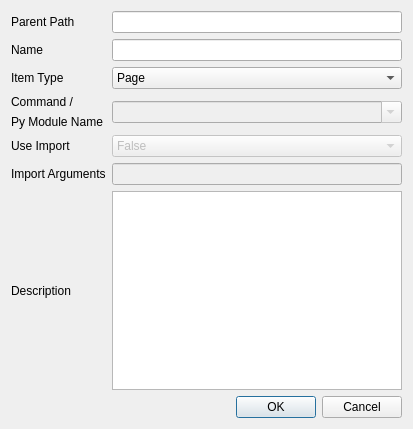
Above: aphla/gui/Qt4Designer_files/ui_launcher_item_properties.ui from NSLS-II/aphla before the change. Below: the same form after it.
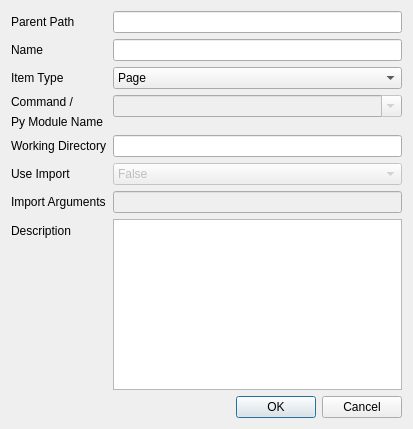
That is the form after the change.

Commit message: adding working directory to launcher properties

```diff
--- a/aphla/gui/Qt4Designer_files/ui_launcher_item_properties.ui
+++ b/aphla/gui/Qt4Designer_files/ui_launcher_item_properties.ui
@@ -13,7 +13,7 @@
   <property name="windowTitle">
    <string>Properties</string>
   </property>
-  <layout class="QGridLayout" name="gridLayout">
+  <layout class="QFormLayout" name="formLayout">
    <item row="0" column="0">
     <widget class="QLabel" name="label_7">
      <property name="text">
@@ -96,13 +96,23 @@
     </widget>
    </item>
    <item row="4" column="0">
+    <widget class="QLabel" name="label_9">
+     <property name="text">
+      <string>Working Directory</string>
+     </property>
+    </widget>
+   </item>
+   <item row="4" column="1">
+    <widget class="QLineEdit" name="lineEdit_workingDir"/>
+   </item>
+   <item row="5" column="0">
     <widget class="QLabel" name="label_4">
      <property name="text">
       <string>Use Import</string>
      </property>
     </widget>
    </item>
-   <item row="4" column="1">
+   <item row="5" column="1">
     <widget class="QComboBox" name="comboBox_useImport">
      <property name="enabled">
       <bool>false</bool>
@@ -122,28 +132,28 @@
      </item>
     </widget>
    </item>
-   <item row="5" column="0">
+   <item row="6" column="0">
     <widget class="QLabel" name="label_3">
      <property name="text">
       <string>Import Arguments</string>
      </property>
     </widget>
    </item>
-   <item row="5" column="1">
+   <item row="6" column="1">
     <widget class="QLineEdit" name="lineEdit_importArgs">
      <property name="enabled">
       <bool>false</bool>
      </property>
     </widget>
    </item>
-   <item row="6" column="0">
+   <item row="7" column="0">
     <widget class="QLabel" name="label_8">
      <property name="text">
       <string>Description</string>
      </property>
     </widget>
    </item>
-   <item row="6" column="1">
+   <item row="7" column="1">
     <widget class="QPlainTextEdit" name="plainTextEdit_description">
      <property name="minimumSize">
       <size>
@@ -153,7 +163,7 @@
      </property>
     </widget>
    </item>
-   <item row="7" column="0" colspan="2">
+   <item row="8" column="0" colspan="2">
     <widget class="QDialogButtonBox" name="buttonBox">
      <property name="orientation">
       <enum>Qt::Horizontal</enum>
```
The commit also changes 3 other files.
